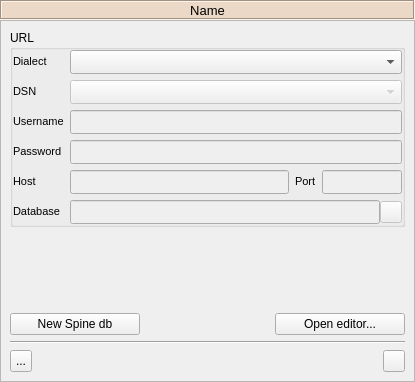
Qt form spine_items/data_store/ui/data_store_properties.ui (spine-tools/spine-items) before a commit.
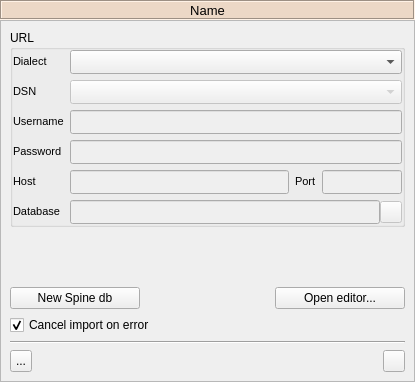
The same form after that commit. Icons and pictures are not drawn. Custom widgets are drawn as their Qt base class.

Commit message:
Import incoming urls in DS
Re #46

What changed in the file:
```diff
--- a/spine_items/data_store/ui/data_store_properties.ui
+++ b/spine_items/data_store/ui/data_store_properties.ui
@@ -626,6 +626,19 @@
          </item>
         </layout>
        </item>
+       <item>
+        <widget class="QCheckBox" name="cancel_on_error_checkBox">
+         <property name="toolTip">
+          <string>If there are any errors when trying to import data cancel the whole import.</string>
+         </property>
+         <property name="text">
+          <string>Cancel import on error</string>
+         </property>
+         <property name="checked">
+          <bool>true</bool>
+         </property>
+        </widget>
+       </item>
        <item>
         <widget class="Line" name="line_8">
          <property name="orientation">
```
The commit also changes 4 other files.
